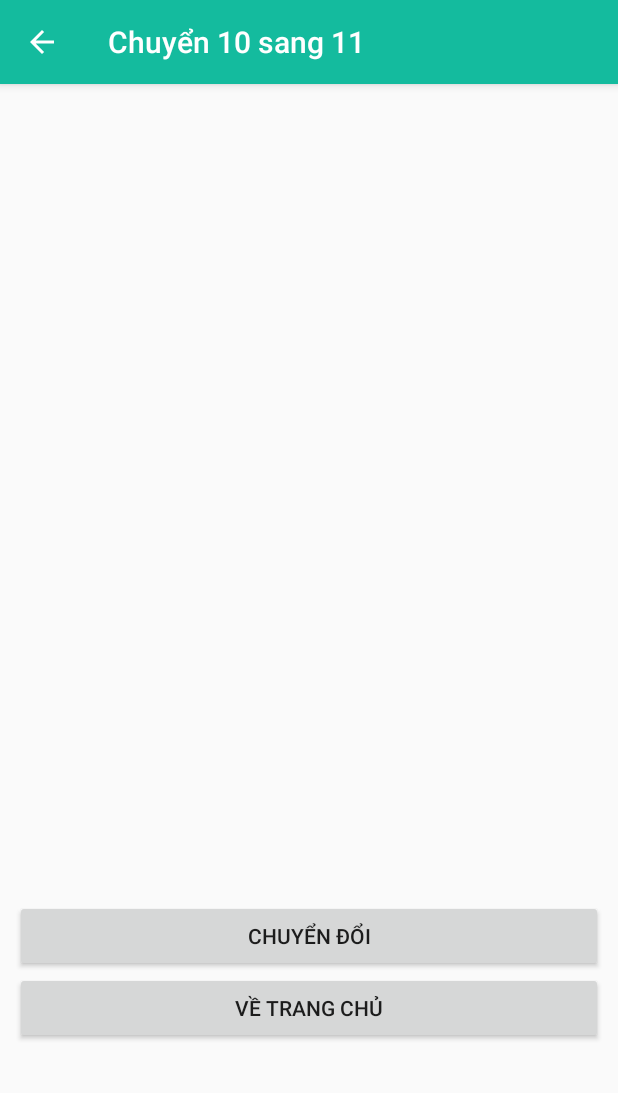
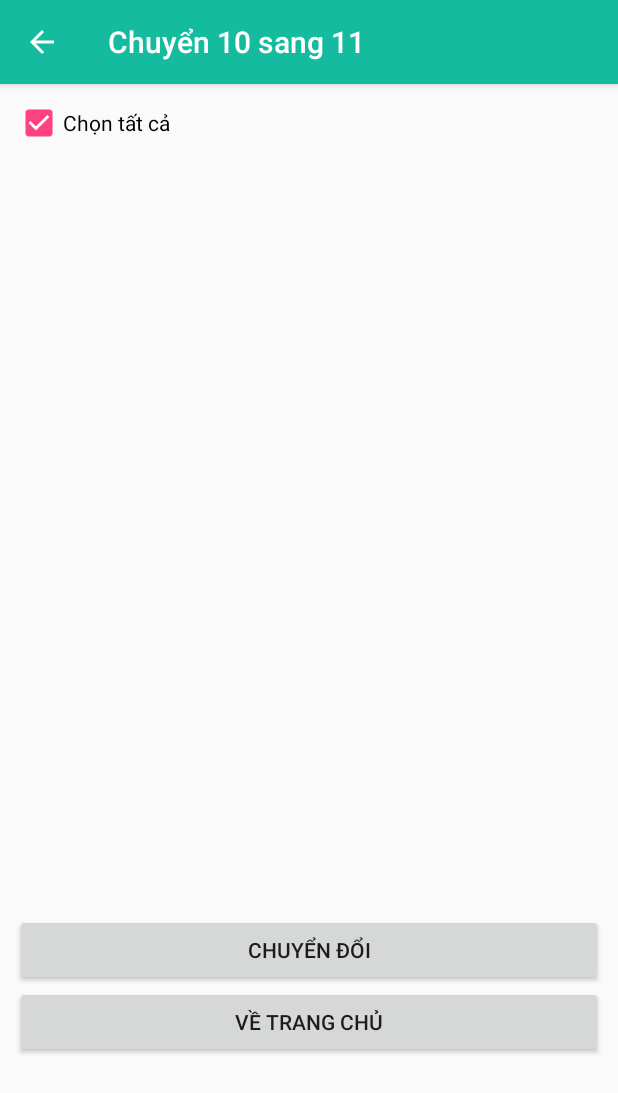
Before and after one commit to vinhgroup/NumberTransfer, an Android app: the Reverse screen opened directly, with no data from a screen before it, after a tap on "CHUYỂN ĐỔI", on a phone screen of 412 x 824 dp. Shown: the top 1093 px of the screen. Run offline under Robolectric (Android 15) with nearby library versions, the phone set to English and light mode, and no system bars; our stand-ins replace ButterKnife; 1 statement that could not run was skipped; 1 other tap on this screen came first.

Commit message:
Update Check_all reverse
Update check all button

```diff
--- a/app/src/main/java/com/vinhgroup/numbertransfer/View/Reverse/Reverse.java
+++ b/app/src/main/java/com/vinhgroup/numbertransfer/View/Reverse/Reverse.java
@@ -4,6 +4,7 @@ import android.support.v7.app.AppCompatActivity;
 import android.os.Bundle;
 import android.view.View;
 import android.widget.Button;
+import android.widget.CheckBox;
 import android.widget.ListView;
 
 import com.vinhgroup.numbertransfer.Adapter.TestResuiltAdapter;
@@ -24,9 +25,12 @@ public class Reverse extends ReverseBase implements ReverseView {
     Button btnBacktoHome;
     @BindView(R.id.button_transfer)
     Button btnTransfer;
+    @BindView(R.id.check_box_all_reverse)
+    CheckBox btnCheckAll;
+
 
     @Optional
-    @OnClick({R.id.button_back_to_home, R.id.button_transfer})
+    @OnClick({R.id.button_back_to_home, R.id.button_transfer, R.id.check_box_all_reverse})
     void OnClick(View view) {
         switch (view.getId()) {
             case R.id.button_back_to_home:
@@ -34,6 +38,9 @@ public class Reverse extends ReverseBase implements ReverseView {
                 break;
             case R.id.button_transfer:
                 mReverseLogic.startReverse();
+                break;
+            case  R.id.check_box_all_reverse:
+                mReverseLogic.setCheckAll(btnCheckAll.isChecked());
                 break;
             default:
                 break;
@@ -66,4 +73,15 @@ public class Reverse extends ReverseBase implements ReverseView {
     public void setListAdapter(TestResuiltAdapter adapter) {
         lv.setAdapter(adapter);
     }
+
+
+    public void enableAllCheck(boolean isEnableCheckAll) {
+        btnCheckAll.setChecked(isEnableCheckAll);
+    }
+
+    // e chua chinh dc cho nay :D
+    public void selectOne(int position, boolean isCheck) {
+        mReverseLogic.selectOneNumber(position, isCheck);
+    }
+
 }
--- a/app/src/main/java/com/vinhgroup/numbertransfer/View/Reverse/ReverseBase.java
+++ b/app/src/main/java/com/vinhgroup/numbertransfer/View/Reverse/ReverseBase.java
@@ -1,8 +1,10 @@
 package com.vinhgroup.numbertransfer.View.Reverse;
 
+import com.vinhgroup.numbertransfer.Adapter.TestResuiltAdapter;
 import com.vinhgroup.numbertransfer.Base.BaseActivity;
 import com.vinhgroup.numbertransfer.Presenter.Reserve.ReverseLogic;
 
 public class ReverseBase extends BaseActivity {
     ReverseLogic mReverseLogic;
+    public TestResuiltAdapter adapter_reverse;
 }
--- a/app/src/main/java/com/vinhgroup/numbertransfer/View/Reverse/ReverseView.java
+++ b/app/src/main/java/com/vinhgroup/numbertransfer/View/Reverse/ReverseView.java
@@ -8,4 +8,6 @@ public interface ReverseView {
     void showProgress();
 
     void setListAdapter(TestResuiltAdapter adapter);
+
+    void enableAllCheck(boolean isEnableCheckAll);
 }
--- a/app/src/main/res/layout/activity_reverse.xml
+++ b/app/src/main/res/layout/activity_reverse.xml
@@ -7,6 +7,13 @@
     android:orientation="vertical"
     android:padding="10dp"
     tools:context="com.vinhgroup.numbertransfer.View.Transfer.TransferActivity">
+
+
+    <CheckBox
+        android:id="@+id/check_box_all_reverse"
+        android:text="Chọn tất cả"
+        android:layout_width="wrap_content"
+        android:layout_height="wrap_content" />
 
     <ListView
         android:padding="10dp"
```
Also changed, not shown: app/src/main/java/com/vinhgroup/numbertransfer/Presenter/Reserve/ReverseLogic.java (+22 -1 lines).
